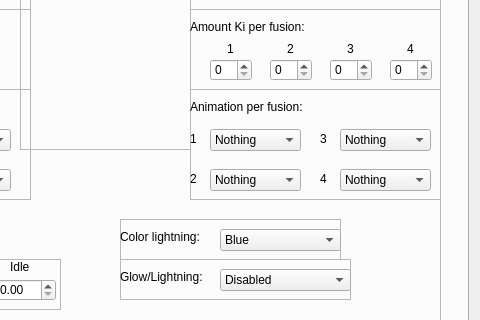
Before: the Qt Designer form lib/design/Raging_tools.ui in adsl14/Raging-tools, drawn with Qt 5; both pictures show x 472 to 952 and y 166 to 486 of the 952 by 853 pixel window.
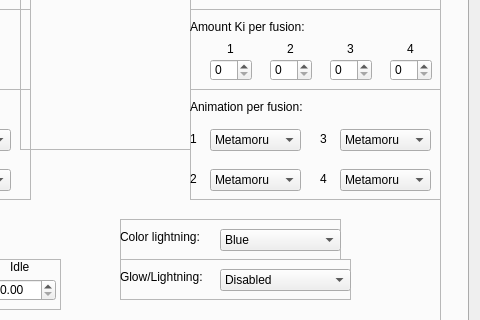
After: the same form once the commit is applied. The open tabs and pages were chosen to show the change. Icons and pictures are not drawn.

Commit message: Changed name 'Animation per fusion -> Nothing to Metamoru'. Also created a method to disable/enable the buttons of character parameter editor (operate_resident_param file)

Diff of the .ui file:
```diff
--- a/lib/design/Raging_tools.ui
+++ b/lib/design/Raging_tools.ui
@@ -3235,7 +3235,7 @@
            </property>
            <item>
             <property name="text">
-             <string>Nothing</string>
+             <string>Metamoru</string>
             </property>
            </item>
            <item>
@@ -3255,7 +3255,7 @@
            </property>
            <item>
             <property name="text">
-             <string>Nothing</string>
+             <string>Metamoru</string>
             </property>
            </item>
            <item>
@@ -3275,7 +3275,7 @@
            </property>
            <item>
             <property name="text">
-             <string>Nothing</string>
+             <string>Metamoru</string>
             </property>
            </item>
            <item>
@@ -3295,7 +3295,7 @@
            </property>
            <item>
             <property name="text">
-             <string>Nothing</string>
+             <string>Metamoru</string>
             </property>
            </item>
            <item>
```
The commit also changes 4 other files.
